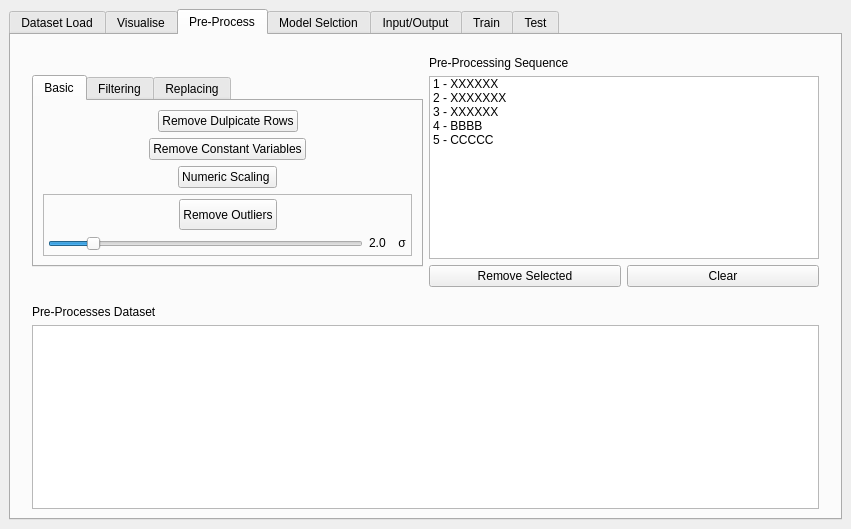
matheusft/modelling_ml, file resources/ui/ml_gui.ui: the form before one commit.
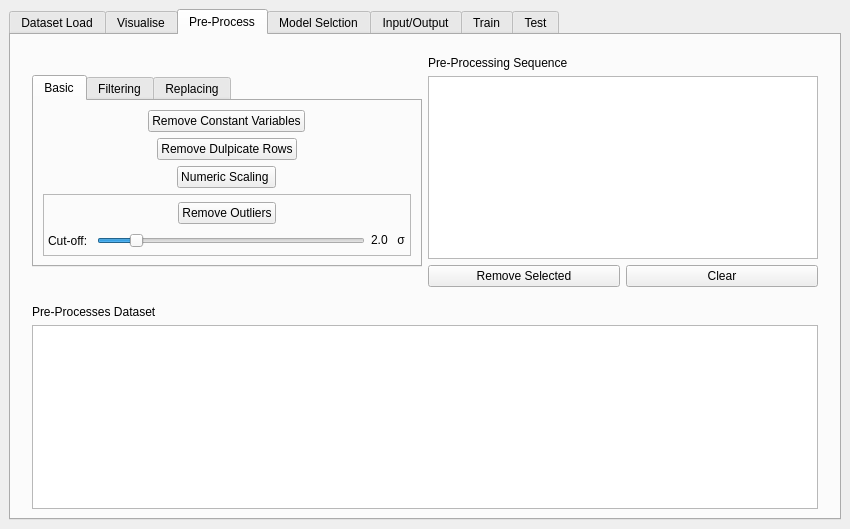
The form after the commit. The open tabs and pages were chosen to show the change. Custom widgets are drawn as their Qt base class.

What changed in the file:
```diff
--- a/resources/ui/ml_gui.ui
+++ b/resources/ui/ml_gui.ui
@@ -6,7 +6,7 @@
    <rect>
     <x>0</x>
     <y>0</y>
-    <width>851</width>
+    <width>850</width>
     <height>529</height>
    </rect>
   </property>
@@ -16,6 +16,12 @@
     <verstretch>0</verstretch>
    </sizepolicy>
   </property>
+  <property name="maximumSize">
+   <size>
+    <width>16777215</width>
+    <height>16777215</height>
+   </size>
+  </property>
   <property name="windowTitle">
    <string>MainWindow</string>
   </property>
@@ -343,7 +349,7 @@
             <item>
              <widget class="QListWidget" name="preprocess_sequence_listWidget">
               <property name="sizePolicy">
-               <sizepolicy hsizetype="Expanding" vsizetype="Preferred">
+               <sizepolicy hsizetype="Preferred" vsizetype="Preferred">
                 <horstretch>0</horstretch>
                 <verstretch>0</verstretch>
                </sizepolicy>
@@ -351,31 +357,6 @@
               <property name="selectionMode">
                <enum>QAbstractItemView::MultiSelection</enum>
               </property>
-              <item>
-               <property name="text">
-                <string>1 - XXXXXX</string>
-               </property>
-              </item>
-              <item>
-               <property name="text">
-                <string>2 - XXXXXXX</string>
-               </property>
-              </item>
-              <item>
-               <property name="text">
-                <string>3 - XXXXXX</string>
-               </property>
-              </item>
-              <item>
-               <property name="text">
-                <string>4 - BBBB</string>
-               </property>
-              </item>
-              <item>
-               <property name="text">
-                <string>5 - CCCCC</string>
-               </property>
-              </item>
              </widget>
             </item>
             <item>
@@ -401,11 +382,23 @@
           <item row="0" column="0">
            <widget class="QTabWidget" name="pre_process_tabWidget">
             <property name="sizePolicy">
-             <sizepolicy hsizetype="Expanding" vsizetype="Fixed">
+             <sizepolicy hsizetype="Preferred" vsizetype="Fixed">
               <horstretch>0</horstretch>
               <verstretch>0</verstretch>
              </sizepolicy>
             </property>
+            <property name="minimumSize">
+             <size>
+              <width>250</width>
+              <height>0</height>
+             </size>
+            </property>
+            <property name="maximumSize">
+             <size>
+              <width>500</width>
+              <height>16777215</height>
+             </size>
+            </property>
             <property name="currentIndex">
              <number>2</number>
             </property>
@@ -417,63 +410,7 @@
               <item row="0" column="0">
                <layout class="QVBoxLayout" name="verticalLayout_32">
                 <item>
-                 <layout class="QHBoxLayout" name="horizontalLayout_37">
-                  <item>
-                   <spacer name="horizontalSpacer_14">
-                    <property name="orientation">
-                     <enum>Qt::Horizontal</enum>
-                    </property>
-                    <property name="sizeHint" stdset="0">
-                     <size>
-                      <width>40</width>
-                      <height>20</height>
-                     </size>
-                    </property>
-                   </spacer>
-                  </item>
-                  <item>
-                   <widget class="QPushButton" name="remove_duplicates_pushButton">
-                    <property name="sizePolicy">
-                     <sizepolicy hsizetype="Fixed" vsizetype="Fixed">
-                      <horstretch>209</horstretch>
-                      <verstretch>0</verstretch>
-                     </sizepolicy>
-                    </property>
-                    <property name="text">
-                     <string>Remove Dulpicate Rows</string>
-                    </property>
-                   </widget>
-                  </item>
-                  <item>
-                   <spacer name="horizontalSpacer_13">
-                    <property name="orientation">
-                     <enum>Qt::Horizontal</enum>
-                    </property>
-                    <property name="sizeHint" stdset="0">
-                     <size>
-                      <width>40</width>
-                      <height>20</height>
-                     </size>
-                    </property>
-                   </spacer>
-                  </item>
-                 </layout>
-                </item>
-                <item>
-                 <layout class="QHBoxLayout" name="horizontalLayout_38">
-                  <item>
-                   <spacer name="horizontalSpacer_20">
-                    <property name="orientation">
-                     <enum>Qt::Horizontal</enum>
-                    </property>
-                    <property name="sizeHint" stdset="0">
-                     <size>
-                      <width>40</width>
-                      <height>20</height>
-                     </size>
-                    </property>
-                   </spacer>
-                  </item>
+                 <layout class="QHBoxLayout" name="horizontalLayout_36">
                   <item>
                    <widget class="QPushButton" name="remove_constant_variables_pushButton">
                     <property name="sizePolicy">
@@ -487,41 +424,32 @@
                     </property>
                    </widget>
                   </item>
-                  <item>
-                   <spacer name="horizontalSpacer_17">
-                    <property name="orientation">
-                     <enum>Qt::Horizontal</enum>
-                    </property>
-                    <property name="sizeHint" stdset="0">
-                     <size>
-                      <width>40</width>
-                      <height>20</height>
-                     </size>
-                    </property>
-                   </spacer>
-                  </item>
                  </layout>
                 </item>
                 <item>
                  <layout class="QHBoxLayout" name="horizontalLayout_39">
                   <item>
-                   <spacer name="horizontalSpacer_21">
-                    <property name="orientation">
-                     <enum>Qt::Horizontal</enum>
+                   <widget class="QPushButton" name="remove_duplicates_pushButton">
+                    <property name="sizePolicy">
+                     <sizepolicy hsizetype="Fixed" vsizetype="Fixed">
+                      <horstretch>0</horstretch>
+                      <verstretch>0</verstretch>
+                     </sizepolicy>
                     </property>
-                    <property name="sizeHint" stdset="0">
-                     <size>
-                      <width>40</width>
-                      <height>20</height>
-                     </size>
+                    <property name="text">
+                     <string>Remove Dulpicate Rows</string>
                     </property>
-                   </spacer>
+                   </widget>
                   </item>
+                 </layout>
+                </item>
+                <item>
+                 <layout class="QHBoxLayout" name="horizontalLayout_37">
                   <item>
                    <widget class="QPushButton" name="numeric_scaling_pushButton">
                     <property name="sizePolicy">
                      <sizepolicy hsizetype="Fixed" vsizetype="Fixed">
-                      <horstretch>209</horstretch>
+                      <horstretch>0</horstretch>
                       <verstretch>0</verstretch>
                      </sizepolicy>
                     </property>
@@ -530,23 +458,16 @@
                     </property>
                    </widget>
                   </item>
-                  <item>
-                   <spacer name="horizontalSpacer_18">
-                    <property name="orientation">
-                     <enum>Qt::Horizontal</enum>
-                    </property>
-                    <property name="sizeHint" stdset="0">
-                     <size>
-                      <width>40</width>
-                      <height>20</height>
-                     </size>
-                    </property>
-                   </spacer>
-                  </item>
                  </layout>
                 </item>
                 <item>
                  <widget class="QFrame" name="frame">
+                  <property name="sizePolicy">
+                   <sizepolicy hsizetype="Preferred" vsizetype="Preferred">
+                    <horstretch>0</horstretch>
+                    <verstretch>0</verstretch>
+                   </sizepolicy>
+                  </property>
                   <property name="frameShape">
                    <enum>QFrame::StyledPanel</enum>
                   </property>
@@ -566,57 +487,21 @@
                    <property name="bottomMargin">
                     <number>4</number>
                    </property>
-                   <item row="0" column="0">
+                   <item row="1" column="0">
                     <layout class="QVBoxLayout" name="verticalLayout_17">
-                     <item>
-                      <layout class="QHBoxLayout" name="horizontalLayout_40">
-                       <item>
-                        <spacer name="horizontalSpacer_22">
-                         <property name="orientation">
-                          <enum>Qt::Horizontal</enum>
-                         </property>
-                         <property name="sizeHint" stdset="0">
-                          <size>
-                           <width>40</width>
-                           <height>20</height>
-                          </size>
-                         </property>
-                        </spacer>
-                       </item>
-                       <item>
-                        <widget class="QPushButton" name="remove_outliers_pushButton">
-                         <property name="sizePolicy">
-                          <sizepolicy hsizetype="Fixed" vsizetype="Minimum">
-                           <horstretch>209</horstretch>
-                           <verstretch>0</verstretch>
-                          </sizepolicy>
-                         </property>
-                         <property name="text">
-                          <string>Remove Outliers</string>
-                         </property>
-                        </widget>
-                       </item>
-                       <item>
-                        <spacer name="horizontalSpacer_19">
-                         <property name="orientation">
-                          <enum>Qt::Horizontal</enum>
-                         </property>
-                         <property name="sizeHint" stdset="0">
-                          <size>
-                           <width>40</width>
-                           <height>20</height>
-                          </size>
-                         </property>
-                        </spacer>
-                       </item>
-                      </layout>
-                     </item>
                      <item>
                       <layout class="QHBoxLayout" name="remove_outliers_horizontalLayout_2">
+                       <item>
+                        <widget class="QLabel" name="label_51">
+                         <property name="text">
+                          <string>Cut-off: </string>
+                         </property>
+                        </widget>
+                       </item>
                        <item>
                         <widget class="QSlider" name="outliers_treshold_horizontalSlider">
                          <property name="sizePolicy">
-                          <sizepolicy hsizetype="Preferred" vsizetype="Fixed">
+                          <sizepolicy hsizetype="Expanding" vsizetype="Fixed">
                            <horstretch>0</horstretch>
                            <verstretch>0</verstretch>
                           </sizepolicy>
@@ -692,6 +577,26 @@
                      </item>
                     </layout>
                    </item>
+                   <item row="0" column="0">
+                    <layout class="QHBoxLayout" name="horizontalLayout_38">
+                     <item>
+                      <widget class="QPushButton" name="remove_outliers_pushButton">
+                       <property name="sizePolicy">
+                        <sizepolicy hsizetype="Fixed" vsizetype="Fixed">
+                         <horstretch>0</horstretch>
+                         <verstretch>0</verstretch>
+                        </sizepolicy>
+                       </property>
+                       <property name="inputMethodHints">
+                        <set>Qt::ImhUppercaseOnly</set>
+                       </property>
+                       <property name="text">
+                        <string>Remove Outliers</string>
+                       </property>
+                      </widget>
+                     </item>
+                    </layout>
+                   </item>
                   </layout>
                  </widget>
                 </item>
```
Left out of the diff: 264 changed lines with no effect on the pictures.
